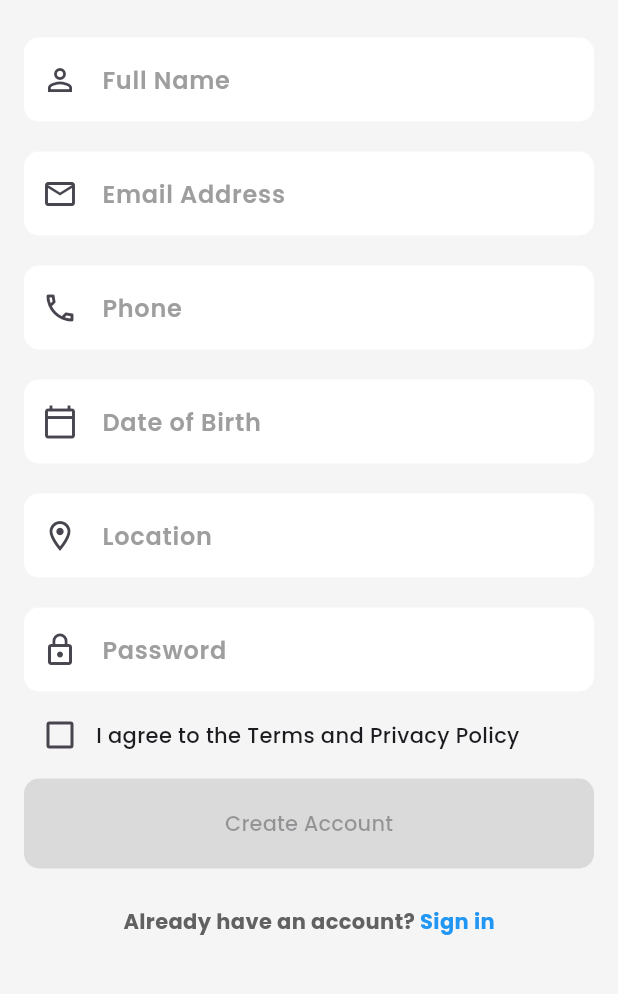
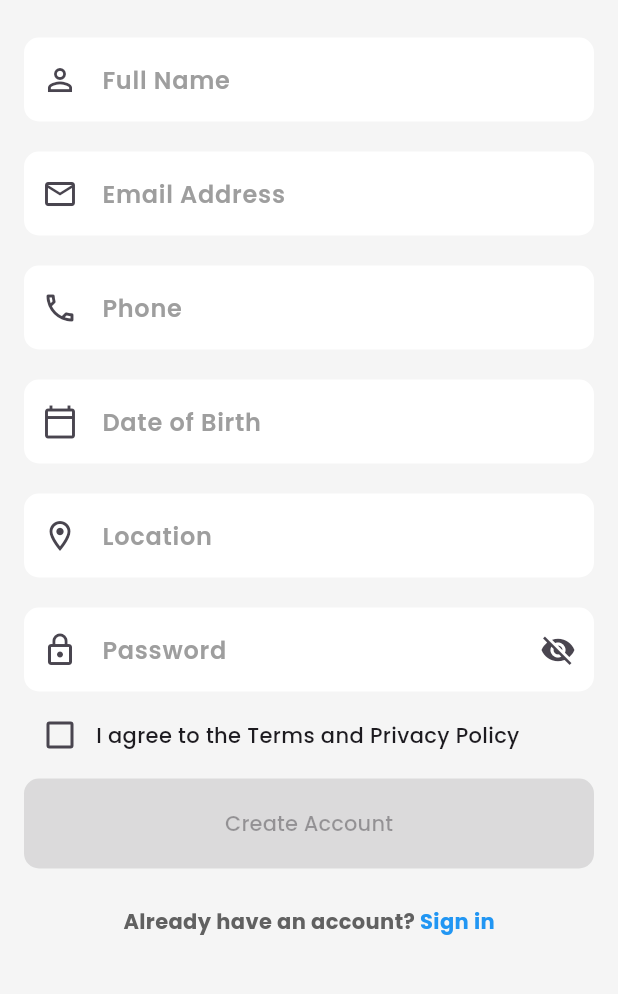
Before and after one commit to lanseu/BeyondBorders, a Flutter app: the RegistrationForm screen opened directly, on a phone screen of 412 x 824 dp, the part 135-1129 px from its top. Run offline on Flutter 3.47's test engine with Material 3 defaults, Android fonts, the phone set to English and light mode, and no system bars; our stand-ins replace flutter_svg, lottie.

```diff
--- a/lib/pages/registration.dart
+++ b/lib/pages/registration.dart
@@ -87,6 +87,18 @@ class _RegistrationFormState extends State<RegistrationForm> {
   final TextEditingController _locationController = TextEditingController();
   final TextEditingController _passwordController = TextEditingController();
   bool isChecked = false;
+  bool _obscurePassword = true;
+
+  @override
+  void initState() {
+    super.initState();
+    _fullNameController.addListener(() => setState(() {}));
+    _emailController.addListener(() => setState(() {}));
+    _phoneController.addListener(() => setState(() {}));
+    _dobController.addListener(() => setState(() {}));
+    _locationController.addListener(() => setState(() {}));
+    _passwordController.addListener(() => setState(() {}));
+  }
 
   String? _validateField(String? value, String fieldName) {
     if (value == null || value.isEmpty) {
@@ -179,31 +191,34 @@ class _RegistrationFormState extends State<RegistrationForm> {
 
                 TextFormField(
                   controller: _fullNameController,
-                  decoration: const InputDecoration(
+                  decoration: InputDecoration(
                       filled: true,
                       fillColor: Colors.white,
                       labelText: 'Full Name',
-                      labelStyle: TextStyle(color: Colors.grey, fontWeight: FontWeight.w600),
-                      border: OutlineInputBorder(
+                      labelStyle: const TextStyle(color: Colors.grey, fontWeight: FontWeight.w600),
+                      border: const OutlineInputBorder(
                         borderRadius: BorderRadius.all(Radius.circular(10)),
                         borderSide: BorderSide.none,
-                      ), prefixIcon: Icon(Icons.person_outline)),
+                      ),
+                      prefixIcon: const Icon(Icons.person_outline),
+                      errorStyle: const TextStyle(color: Colors.redAccent, fontWeight: FontWeight.bold)),
                   validator: (value) => _validateField(value, 'full name'),
                 ),
                 const SizedBox(height: 20),
 
                 TextFormField(
                   controller: _emailController,
-                  decoration: const InputDecoration(
+                  decoration: InputDecoration(
                     filled: true,
                     fillColor: Colors.white,
                     labelText: 'Email Address',
-                    labelStyle: TextStyle(color: Colors.grey, fontWeight: FontWeight.w600),
-                    border: OutlineInputBorder(
+                    labelStyle: const TextStyle(color: Colors.grey, fontWeight: FontWeight.w600),
+                    border: const OutlineInputBorder(
                       borderRadius: BorderRadius.all(Radius.circular(10)),
                       borderSide: BorderSide.none,
                     ),
-                    prefixIcon: Icon(Icons.email_outlined),
+                    prefixIcon: const Icon(Icons.email_outlined),
+                    errorStyle: const TextStyle(color: Colors.redAccent, fontWeight: FontWeight.bold),
                   ),
                   validator: _validateEmail,
                 ),
@@ -216,41 +231,36 @@ class _RegistrationFormState extends State<RegistrationForm> {
                     FilteringTextInputFormatter.digitsOnly, // Allows only numbers
                     LengthLimitingTextInputFormatter(11),  // Limits input to 11 digits
                   ],
-                  decoration: const InputDecoration(
+                  decoration: InputDecoration(
                     filled: true,
                     fillColor: Colors.white,
                     labelText: 'Phone',
-                    labelStyle: TextStyle(color: Colors.grey, fontWeight: FontWeight.w600),
-                    border: OutlineInputBorder(
+                    labelStyle: const TextStyle(color: Colors.grey, fontWeight: FontWeight.w600),
+                    border: const OutlineInputBorder(
                       borderRadius: BorderRadius.all(Radius.circular(10)),
                       borderSide: BorderSide.none,
                     ),
-                    prefixIcon: Icon(Icons.phone_outlined),
+                    prefixIcon: const Icon(Icons.phone_outlined),
+                    errorStyle: const TextStyle(color: Colors.redAccent, fontWeight: FontWeight.bold),
                   ),
-                  validator: (value) {
-                    if (value == null || value.isEmpty) {
-                      return 'Please enter phone number';
-                    } else if (!RegExp(r'^\d{11}$').hasMatch(value)) {
-                      return 'Phone number must be exactly 11 digits';
-                    }
-                    return null;
-                  },
+                  validator: _validatePhone,
                 ),
                 const SizedBox(height: 20),
 
                 TextFormField(
                   controller: _dobController,
                   readOnly: true, // Prevents manual input
-                  decoration: const InputDecoration(
+                  decoration: InputDecoration(
                     filled: true,
                     fillColor: Colors.white,
                     labelText: 'Date of Birth',
-                    labelStyle: TextStyle(color: Colors.grey, fontWeight: FontWeight.w600),
-                    border: OutlineInputBorder(
+                    labelStyle: const TextStyle(color: Colors.grey, fontWeight: FontWeight.w600),
+                    border: const OutlineInputBorder(
                       borderRadius: BorderRadius.all(Radius.circular(10)),
                       borderSide: BorderSide.none,
                     ),
-                    prefixIcon: Icon(Icons.calendar_today_outlined),
+                    prefixIcon: const Icon(Icons.calendar_today_outlined),
+                    errorStyle: const TextStyle(color: Colors.redAccent, fontWeight: FontWeight.bold),
                   ),
                   validator: (value) => value == null || value.isEmpty ? 'Please select date of birth' : null,
                   onTap: () => _selectDate(context), // Opens date picker when tapped
@@ -259,31 +269,45 @@ class _RegistrationFormState extends State<RegistrationForm> {
 
                 TextFormField(
                   controller: _locationController,
-                  decoration: const InputDecoration(
+                  decoration: InputDecoration(
                       filled: true,
                       fillColor: Colors.white,
                       labelText: 'Location',
-                      labelStyle: TextStyle(color: Colors.grey, fontWeight: FontWeight.w600),
-                      border: OutlineInputBorder(
+                      labelStyle: const TextStyle(color: Colors.grey, fontWeight: FontWeight.w600),
+                      border: const OutlineInputBorder(
                         borderRadius: BorderRadius.all(Radius.circular(10)),
                         borderSide: BorderSide.none,
-                      ), prefixIcon: Icon(Icons.location_on_outlined)),
+                      ),
+                      prefixIcon: const Icon(Icons.location_on_outlined),
+                      errorStyle: const TextStyle(color: Colors.redAccent, fontWeight: FontWeight.bold)),
                   validator: (value) => _validateField(value, 'location'),
                 ),
                 const SizedBox(height: 20),
 
                 TextFormField(
                   controller: _passwordController,
-                  obscureText: true,
-                  decoration: const InputDecoration(
+                  obscureText: _obscurePassword,
+                  decoration: InputDecoration(
                       filled: true,
                       fillColor: Colors.white,
                       labelText: 'Password',
-                      labelStyle: TextStyle(color: Colors.grey, fontWeight: FontWeight.w600),
-                      border: OutlineInputBorder(
+                      labelStyle: const TextStyle(color: Colors.grey, fontWeight: FontWeight.w600),
+                      border: const OutlineInputBorder(
                         borderRadius: BorderRadius.all(Radius.circular(10)),
                         borderSide: BorderSide.none,
-                      ), prefixIcon: Icon(Icons.lock_outline)),
+                      ),
+                      prefixIcon: const Icon(Icons.lock_outline),
+                      suffixIcon: IconButton(
+                        icon: Icon(
+                          _obscurePassword ? Icons.visibility_off : Icons.visibility,
+                        ),
+                        onPressed: () {
+                          setState(() {
+                            _obscurePassword = !_obscurePassword;
+                          });
+                        },
+                      ),
+                      errorStyle: const TextStyle(color: Colors.redAccent, fontWeight: FontWeight.bold)),
                   validator: _validatePassword,
                 ),
                 const SizedBox(height: 5),
```
Also changed, not shown: 1 other file.
